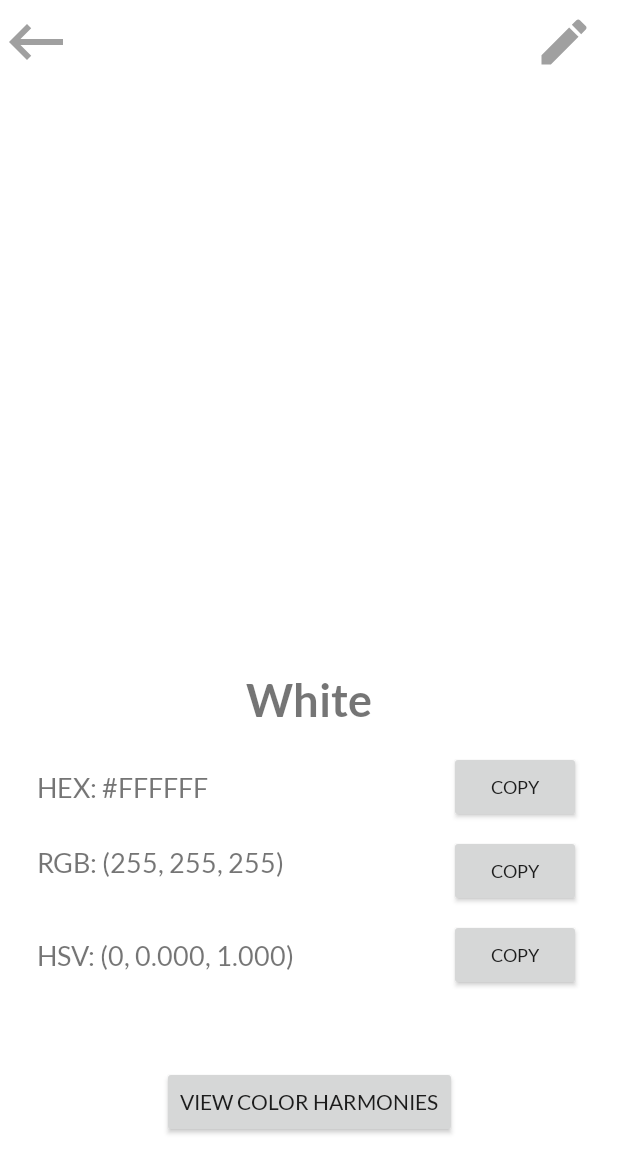
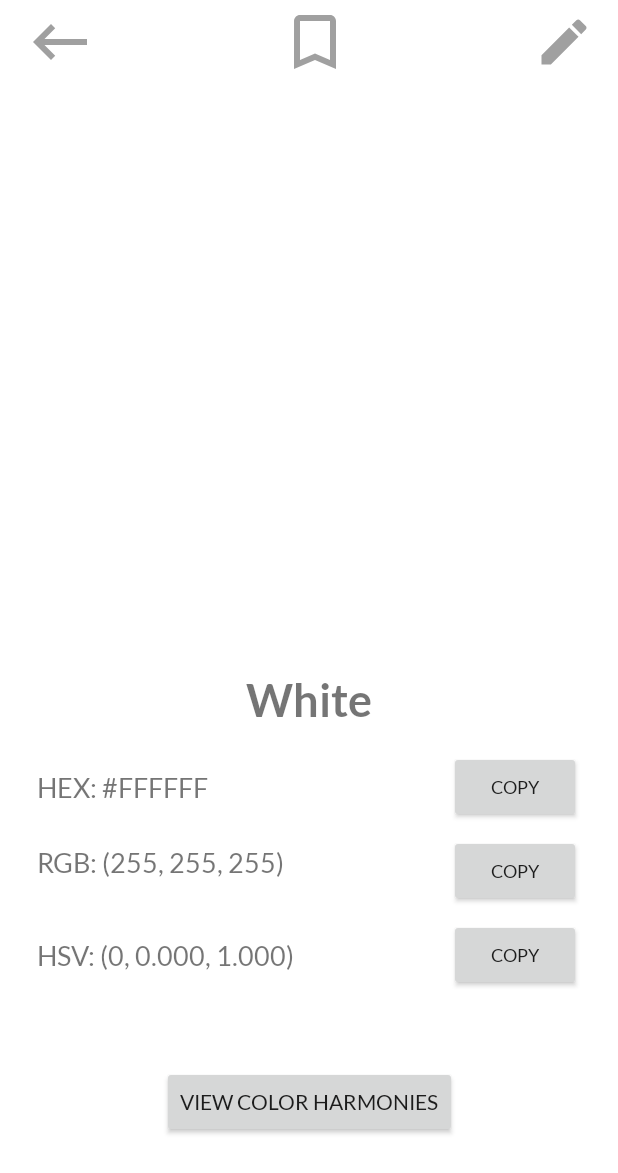
Before and after one commit to Team-Harmony-Dev/LiveColor, an Android app: the ColorInfoActivity screen opened directly, with no data from a screen before it, on a phone screen of 412 x 824 dp. Shown: the top 1173 px of the screen. Run offline under Robolectric (Android 15) with nearby library versions, the phone set to English and light mode, and no system bars; pictures from the network do not load.

Commit message:
trying out some new save buttons

```diff
--- /dev/null
+++ b/app/src/main/res/drawable/ic_baseline_bookmark_border_light_grey_48.xml
@@ -0,0 +1,5 @@
+<vector android:height="48dp" android:tint="#A0A0A0"
+    android:viewportHeight="24" android:viewportWidth="24"
+    android:width="48dp" xmlns:android="http://schemas.android.com/apk/res/android">
+    <path android:fillColor="@android:color/white" android:pathData="M17,3L7,3c-1.1,0 -1.99,0.9 -1.99,2L5,21l7,-3 7,3L19,5c0,-1.1 -0.9,-2 -2,-2zM17,18l-5,-2.18L7,18L7,5h10v13z"/>
+</vector>
--- a/app/src/main/res/layout/activity_color_info.xml
+++ b/app/src/main/res/layout/activity_color_info.xml
@@ -34,15 +34,31 @@
                 android:layout_width="wrap_content"
                 android:layout_height="wrap_content"
                 android:layout_gravity="left"
+
+
                 android:background="#00FFFFFF"
                 android:hint="Name"
-
-
                 android:onClick="onClickBackButton"
+                android:paddingHorizontal="16dp"
                 app:layout_constraintBottom_toBottomOf="parent"
                 app:layout_constraintStart_toStartOf="parent"
                 app:layout_constraintTop_toTopOf="parent"
                 app:srcCompat="@drawable/ic_baseline_keyboard_light_grey_backspace_48" />
+
+            <ImageButton
+                android:id="@+id/saveButton"
+                android:layout_width="wrap_content"
+                android:layout_height="wrap_content"
+                android:layout_gravity="left"
+                android:background="#00FFFFFF"
+                android:hint="Name"
+                android:onClick="onClickSaveButton"
+                android:paddingHorizontal="16dp"
+                app:layout_constraintBottom_toBottomOf="parent"
+                app:layout_constraintEnd_toStartOf="@+id/editButton"
+                app:layout_constraintStart_toEndOf="@+id/backButton"
+                app:layout_constraintTop_toTopOf="parent"
+                app:srcCompat="@drawable/ic_baseline_bookmark_border_light_grey_48" />
 
             <ImageButton
                 android:id="@+id/editButton"
--- a/app/src/main/res/layout/activity_credits.xml
+++ b/app/src/main/res/layout/activity_credits.xml
@@ -13,7 +13,7 @@
         android:layout_marginTop="16dp"
         android:fontFamily="@font/lato_bold"
         android:text="@string/live_color_team"
-        android:textAlignment="viewEnd"
+        android:textAlignment="center"
         android:textSize="30sp"
         app:layout_constraintEnd_toEndOf="parent"
         app:layout_constraintStart_toStartOf="parent"
--- a/app/src/main/res/layout/activity_edit_color.xml
+++ b/app/src/main/res/layout/activity_edit_color.xml
@@ -33,14 +33,14 @@
                 android:id="@+id/backBut"
                 android:layout_width="wrap_content"
                 android:layout_height="wrap_content"
-                android:adjustViewBounds="true"
                 android:background="@android:color/transparent"
                 android:onClick="onClickBack"
-                android:padding="1dp"
-                android:scaleType="fitCenter"
+                android:paddingHorizontal="16dp"
+                android:scaleType="center"
                 app:layout_constraintBottom_toBottomOf="parent"
                 app:layout_constraintStart_toStartOf="parent"
                 app:layout_constraintTop_toTopOf="parent"
+                app:layout_constraintVertical_bias="1.0"
                 app:srcCompat="@drawable/ic_baseline_keyboard_light_grey_backspace_48" />
 
             <ToggleButton
--- a/app/src/main/res/layout/activity_palette_info.xml
+++ b/app/src/main/res/layout/activity_palette_info.xml
@@ -41,6 +41,7 @@
 
 
                     android:onClick="onClickBackButton"
+                    android:paddingHorizontal="16dp"
                     app:layout_constraintBottom_toBottomOf="parent"
                     app:layout_constraintStart_toStartOf="parent"
                     app:layout_constraintTop_toTopOf="parent"
```
